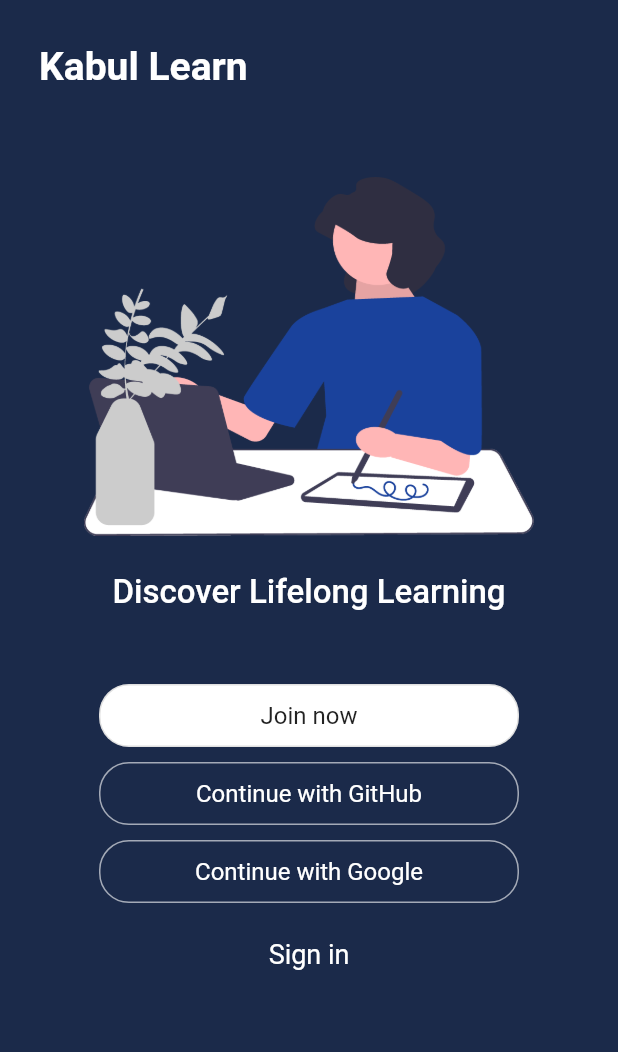
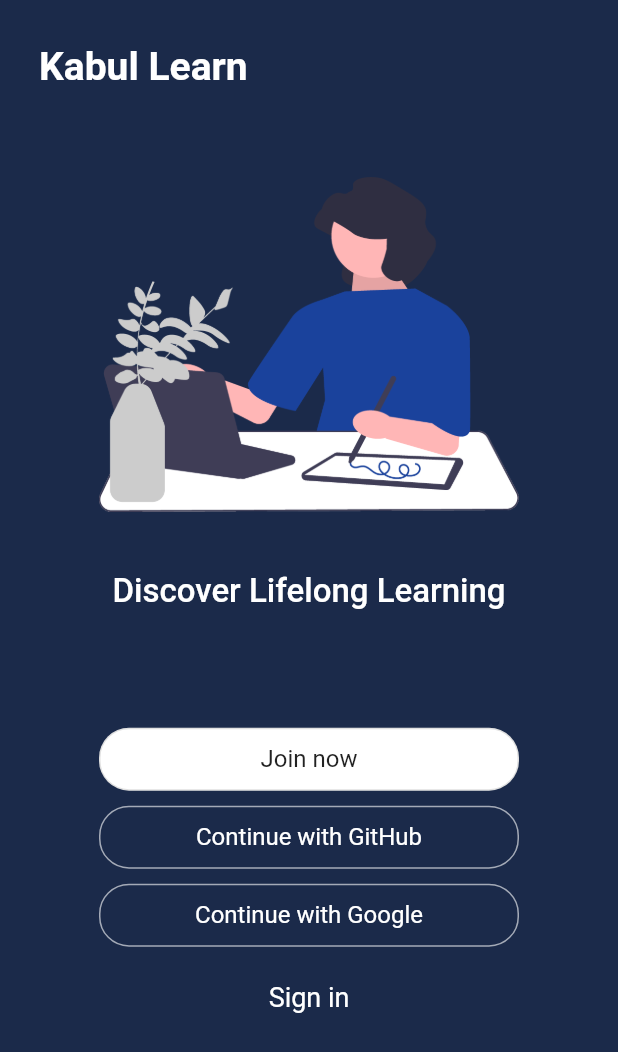
Before and after one commit to realstoman/flutter_login_register_ui, a Flutter app: the screen it shows after launch, on a phone screen of 412 x 824 dp. Shown: the top 1052 px of the screen. Run offline on Flutter 3.47's test engine with Material 2 defaults, Android fonts, the phone set to English and light mode, and no system bars; Roboto replaces fonts that are missing (Arial).

Commit message:
Update banner stuffs

```diff
--- a/lib/widgets/app_banner.dart
+++ b/lib/widgets/app_banner.dart
@@ -15,12 +15,12 @@ class AppBanner extends StatelessWidget {
               Padding(
                 padding: const EdgeInsets.only(top: 50.0),
                 child: SizedBox(
-                  width: 300,
+                  width: 280,
                   child: Image.asset('assets/images/learning.png'),
                 ),
               ),
               const Padding(
-                padding: EdgeInsets.only(top: 25.0),
+                padding: EdgeInsets.only(top: 40.0, bottom: 30.0),
                 child: Text('Discover Lifelong Learning',
                     style: TextStyle(
                       color: Colors.white,
```
